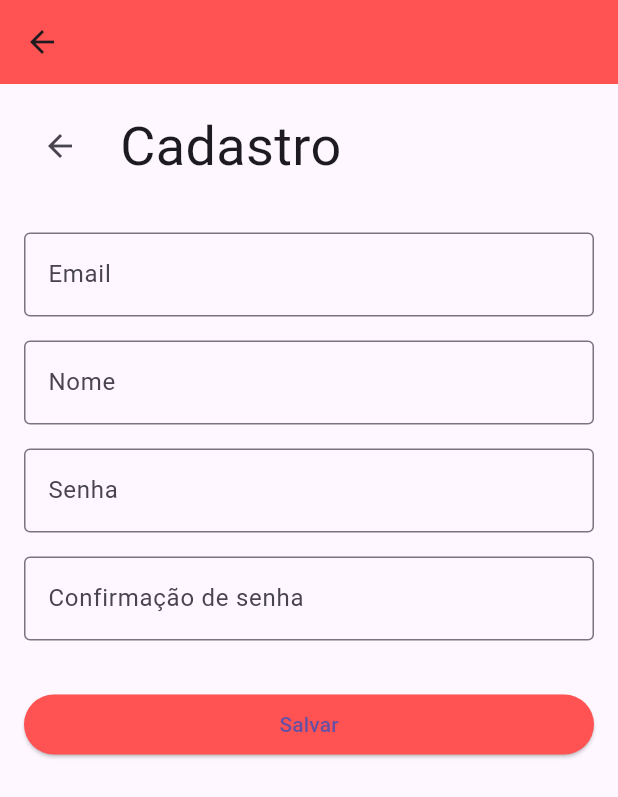
After one commit to SilvaeAlves/list_ecantina, a Flutter app: the screen it shows after launch, after a tap on "Cadastre-se", on a phone screen of 412 x 824 dp. The commit adds this screen. Shown: the top 797 px of the screen. Run offline on Flutter 3.47's test engine with Material 3 defaults, Android fonts, the phone set to English and light mode, and no system bars; missing offline and left inert: dart:ffi; network calls fail.

Commit message:
Version_2 Merging screens and product list

```diff
--- a/lib/main.dart
+++ b/lib/main.dart
@@ -1,9 +1,13 @@
 import 'package:flutter/material.dart';
 import 'package:provider/provider.dart';
 import 'package:teste/provider/users.dart';
-import 'package:teste/routes/app_routes.dart';
+import 'package:teste/screens/tela_abertura.dart';
+import 'package:teste/screens/tela_cadastro.dart';
+import 'package:teste/screens/tela_inicial_main.dart';
+import 'package:teste/screens/tela_login_usuario.dart';
 import 'package:teste/views/user.list.dart';
 import 'package:teste/views/user_form.dart';
+
 
 void main() {
   runApp( MyApp());
@@ -19,15 +23,23 @@ class MyApp extends StatelessWidget {
       )
     ],
      child: MaterialApp(
-       title: 'Flutter Demo',
+       title: 'E_Cantina',
        theme: ThemeData(
          primarySwatch: Colors.red,
          visualDensity: VisualDensity.adaptivePlatformDensity,
        ),
+       initialRoute: '/',
        routes: {
-         AppRoutes.HOME: (_) => UserList(),
-         AppRoutes.USER_FORM: (_) => UserForm()
-       },
+         '/': (context) => OpenScreen(),
+          '/Login': (context) => LoginScreenUser(),
+         '/Register': (context) => RegisterScreen(),
+         '/Menu':(context) => HomeScreen(),
+         '/Products':(context) => UserList(),
+         '/Form':(context) => UserForm(),
+     //    '/home': (context) => LoginScreen(),
+    //     AppRoutes.HOME: (_) => UserList(),
+    //     AppRoutes.USER_FORM: (_) => UserForm()
+      },
      ),
     );
   }
--- /dev/null
+++ b/lib/screens/tela_abertura.dart
@@ -0,0 +1,62 @@
+import 'package:flutter/material.dart';
+
+class OpenScreen extends StatelessWidget {
+  const OpenScreen({Key? key}) : super(key: key);
+
+  @override
+  Widget build(BuildContext context) {
+    return Scaffold(
+      backgroundColor: Colors.white,
+      body: Column(
+        children: [
+          Expanded(
+            child: Image.asset(
+              'assets/images/ativo_2@300x.png',
+              fit: BoxFit.fitHeight,
+            ),
+          ),
+          Container(
+            margin: EdgeInsets.symmetric(horizontal: 16, vertical: 8),
+            child: Row(
+              children: [
+                Expanded(
+                  child: ElevatedButton(
+                    onPressed: () {
+                      // Navigate to login screen
+                      Navigator.pushNamed(context, '/Login');
+                    },
+                    child: Text('Login'),
+                    style: ElevatedButton.styleFrom(
+                      backgroundColor: Colors.redAccent,
+                      foregroundColor: Colors.white,
+                      shape: RoundedRectangleBorder(
+                        borderRadius: BorderRadius.circular(30),
+                      ),
+                    ),
+                  ),
+                ),
+                SizedBox(width: 16),
+                Expanded(
+                  child: ElevatedButton(
+                    onPressed: () {
+                      // Navigate to register screen
+                      Navigator.pushNamed(context, '/Register');
+                    },
+                    child: Text('Cadastre-se'),
+                    style: ElevatedButton.styleFrom(
+                      backgroundColor: Colors.redAccent,
+                      foregroundColor: Colors.white,
+                      shape: RoundedRectangleBorder(
+                        borderRadius: BorderRadius.circular(30),
+                      ),
+                    ),
+                  ),
+                ),
+              ],
+            ),
+          ),
+        ],
+      ),
+    );
+  }
+}
--- /dev/null
+++ b/lib/screens/tela_cadastro.dart
@@ -0,0 +1,82 @@
+import 'package:flutter/material.dart';
+
+class RegisterScreen extends StatefulWidget {
+  @override
+  _RegisterScreenState createState() => _RegisterScreenState();
+}
+
+class _RegisterScreenState extends State<RegisterScreen> {
+  @override
+  Widget build(BuildContext context) {
+    return Scaffold(
+      appBar: AppBar(
+        backgroundColor: Colors.redAccent,
+      ),
+      body: Container(
+        padding: EdgeInsets.all(16.0),
+        child: Column(
+          crossAxisAlignment: CrossAxisAlignment.start,
+          children: [
+            Row(
+              children: [
+                IconButton(
+                  icon: Icon(Icons.arrow_back),
+                  onPressed: () {
+                    Navigator.of(context).pop();
+                  },
+                ),
+                SizedBox(width: 16.0),
+                Text(
+                  'Cadastro',
+                  style: TextStyle(fontSize: 36.0)
+                ),
+              ],
+            ),
+            SizedBox(height: 32.0),
+            TextField(
+              decoration: InputDecoration(
+                hintText: 'Email',
+                border: OutlineInputBorder(),
+              ),
+            ),
+            SizedBox(height: 16.0),
+            TextField(
+              decoration: InputDecoration(
+                hintText: 'Nome',
+                border: OutlineInputBorder(),
+              ),
+            ),
+            SizedBox(height: 16.0),
+            TextField(
+              obscureText: true,
+              decoration: InputDecoration(
+                hintText: 'Senha',
+                border: OutlineInputBorder(),
+              ),
+            ),
+            SizedBox(height: 16.0),
+            TextField(
+              obscureText: true,
+              decoration: InputDecoration(
+                hintText: 'Confirmação de senha',
+                border: OutlineInputBorder(),
+              ),
+            ),
+            SizedBox(height: 32.0),
+            ElevatedButton(
+              style: ElevatedButton.styleFrom(
+                  backgroundColor: Colors.redAccent
+              ),//botão Login
+              onPressed: () {
+                // Implement login logic here
+                Navigator.pushNamed(context, '/Login');
+              },
+              child: Center(child: Text('Salvar')
+              ),
+            ),
+          ],
+        ),
+      ),
+    );
+  }
+}
--- a/lib/views/user_form.dart
+++ b/lib/views/user_form.dart
@@ -13,6 +13,7 @@ class UserForm extends StatelessWidget {
     return Scaffold(
       appBar: AppBar(
         title: Text('Formulário de Produtos'),
+        backgroundColor: Colors.redAccent,
         actions: <Widget>[
           IconButton(
               onPressed: () {
```
Also changed, not shown: lib/screens/home_screen.dart (added, +53 -0 lines), lib/screens/tela_add_usu_layout_dailog.dart (added, +71 -0 lines), lib/screens/tela_inicial_main.dart (added, +60 -0 lines), lib/screens/tela_login_estab.dart (added, +14 -0 lines), lib/screens/tela_login_usuario.dart (added, +70 -0 lines), lib/views/user.list.dart (+6 -3 lines), pubspec.yaml (+14 -60 lines), assets/images/Ativo 3@300x.png (added), assets/images/Ativo 4@300x.png (added), assets/images/Ativo 5@300x.png (added), assets/images/Ativo 6@300x.png (added), assets/images/ativo_2@300x.png (added), assets/images/logo_e_Cantina.jpeg (renamed from lib/assets/images/logo_e_Cantina.jpeg), pubspec.lock, 2 other files.
